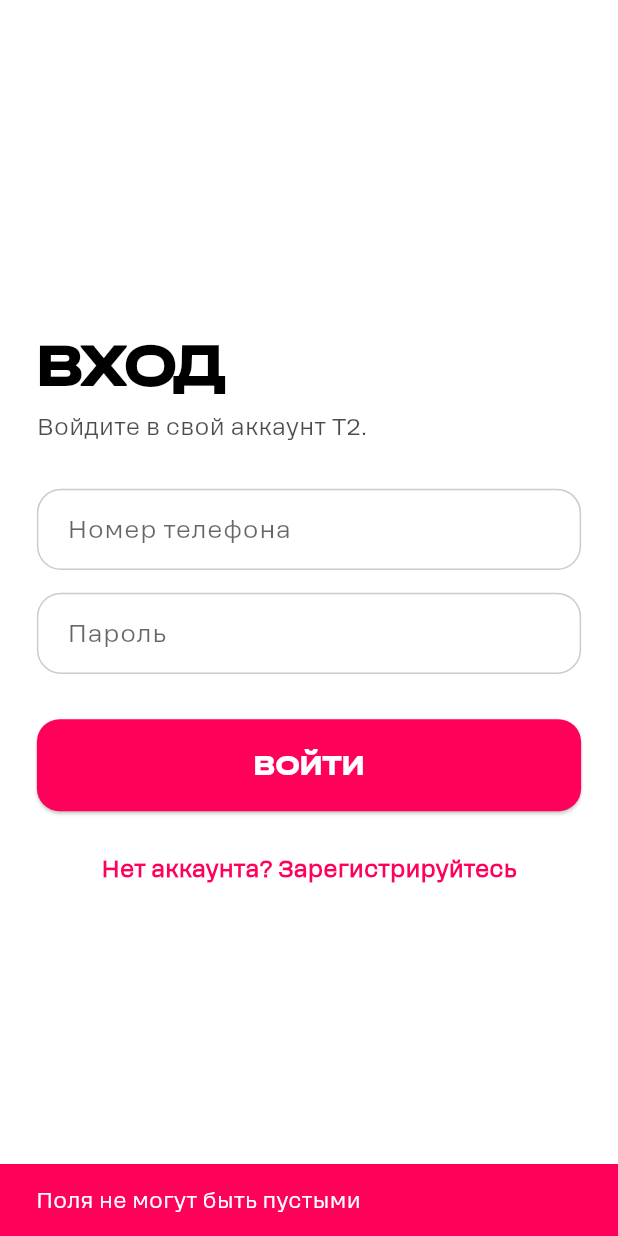
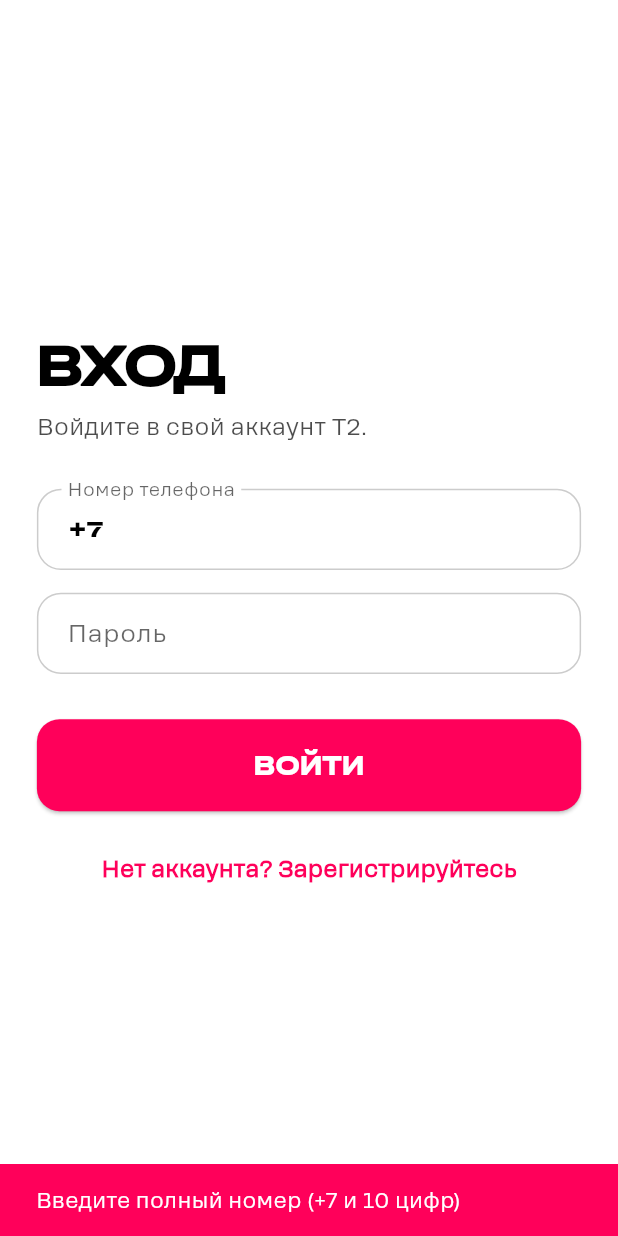
Before and after one commit to luxus-istu/t2_mobile_application, a Flutter app: the screen it shows after launch, after a tap on "ВОЙТИ", on a phone screen of 412 x 824 dp. Run offline on Flutter 3.47's test engine with Material 3 defaults, Android fonts, the phone set to English and light mode, and no system bars; our stand-ins replace audioplayers, confetti, dartz, equatable, flutter_bloc, flutter_local_notifications and 10 more; accounts and stored records are empty; project files that could hold a hidden picture were left out.

Commit message:
feat(auth): adding phone validating and its starts with +7

```diff
--- a/lib/features/auth/presentation/pages/login_page.dart
+++ b/lib/features/auth/presentation/pages/login_page.dart
@@ -1,4 +1,5 @@
 import 'package:flutter/material.dart';
+import 'package:flutter/services.dart'; // Required for input formatters
 import 'package:flutter_bloc/flutter_bloc.dart';
 import 'package:flutter_screenutil/flutter_screenutil.dart';
 import 'package:go_router/go_router.dart';
@@ -19,19 +20,74 @@
 
 class _LoginPageState extends State<LoginPage> {
   bool isLogin = true;
-  final _phoneCtrl = TextEditingController();
+
+  // 1. Initialize with +7
+  final _phoneCtrl = TextEditingController(text: '+7');
   final _passwordCtrl = TextEditingController();
   final _firstNameCtrl = TextEditingController();
   final _lastNameCtrl = TextEditingController();
   String _gender = 'male';
 
   @override
+  void initState() {
+    super.initState();
+    // 2. Add listener to lock the +7 prefix
+    _phoneCtrl.addListener(_onPhoneChanged);
+  }
+
+  void _onPhoneChanged() {
+    final text = _phoneCtrl.text;
+    // If user tries to delete +7, put it back and move cursor to end
+    if (!text.startsWith('+7')) {
+      _phoneCtrl.value = _phoneCtrl.value.copyWith(
+        text: '+7',
+        selection: const TextSelection.collapsed(offset: 2),
+        composing: TextRange.empty,
+      );
+    }
+  }
+
+  @override
   void dispose() {
+    _phoneCtrl.removeListener(_onPhoneChanged);
     _phoneCtrl.dispose();
     _passwordCtrl.dispose();
     _firstNameCtrl.dispose();
     _lastNameCtrl.dispose();
     super.dispose();
+  }
+
+  // Validation Logic
+  bool _isValid() {
+    final phone = _phoneCtrl.text.trim();
+    // Regex for +7 followed by exactly 10 digits
+    final phoneRegex = RegExp(r'^\+7\d{10}$');
+
+    if (!phoneRegex.hasMatch(phone)) {
+      _showError('Введите полный номер (+7 и 10 цифр)');
+      return false;
+    }
+    if (_passwordCtrl.text.length < 6) {
+      _showError('Пароль должен быть не менее 6 символов');
+      return false;
+    }
+    if (!isLogin) {
+      if (_firstNameCtrl.text.trim().isEmpty ||
+          _lastNameCtrl.text.trim().isEmpty) {
+        _showError('Заполните имя и фамилию');
+        return false;
+      }
+    }
+    return true;
+  }
+
+  void _showError(String message) {
+    ScaffoldMessenger.of(context).showSnackBar(
+      SnackBar(
+        content: Text(message, style: const TextStyle(color: T2Theme.white)),
+        backgroundColor: T2Theme.magenta,
+      ),
+    );
   }
 
   @override
@@ -42,26 +98,14 @@
         body: BlocConsumer<AuthCubit, AuthState>(
           listener: (ctx, state) {
             if (state is AuthError) {
-              ScaffoldMessenger.of(ctx).showSnackBar(
-                SnackBar(
-                  content: Text(
-                    state.message,
-                    style: const TextStyle(color: T2Theme.white),
-                  ),
-                  backgroundColor: T2Theme.magenta,
-                ),
-              );
+              _showError(state.message);
             } else if (state is Authenticated) {
               ScaffoldMessenger.of(ctx).showSnackBar(
-                SnackBar(
-                  content: Text(
-                    'Добро пожаловать, ${state.user.phone}!',
-                    style: const TextStyle(color: T2Theme.white),
-                  ),
+                const SnackBar(
+                  content: Text('Успешный вход'),
                   backgroundColor: Colors.green,
                 ),
               );
-              // Reload per-user data for the newly authenticated user
               sl<GamesCubit>().loadStats();
               sl<LessonsCubit>().loadData();
               ctx.go('/home');
@@ -151,9 +195,7 @@
                                 ),
                               ],
                               onChanged: (val) {
-                                if (val != null) {
-                                  setState(() => _gender = val);
-                                }
+                                if (val != null) setState(() => _gender = val);
                               },
                             ),
                           ),
@@ -164,6 +206,11 @@
                         label: 'Номер телефона',
                         controller: _phoneCtrl,
                         keyboardType: TextInputType.phone,
+                        // Ensure only numbers can be typed after +
+                        inputFormatters: [
+                          FilteringTextInputFormatter.allow(RegExp(r'[0-9+]')),
+                          LengthLimitingTextInputFormatter(12),
+                        ],
                       ),
                       SizedBox(height: 16.h),
                       T2TextField(
@@ -178,6 +225,7 @@
                           onPressed: state is AuthLoading
                               ? null
                               : () {
+                                  if (_isValid()) {
                                     if (isLogin) {
                                       ctx.read<AuthCubit>().submitLogin(
                                         _phoneCtrl.text.trim(),
@@ -191,6 +239,7 @@
                                         lastName: _lastNameCtrl.text.trim(),
                                         gender: _gender,
                                       );
+                                    }
                                   }
                                 },
                           style: ElevatedButton.styleFrom(
--- a/lib/features/auth/presentation/widgets/t2_text_field.dart
+++ b/lib/features/auth/presentation/widgets/t2_text_field.dart
@@ -1,4 +1,5 @@
 import 'package:flutter/material.dart';
+import 'package:flutter/services.dart';
 import 'package:flutter_screenutil/flutter_screenutil.dart';
 import 'package:t2_mobile_application/core/theme/theme.dart';
 
@@ -7,6 +8,7 @@
   final TextEditingController controller;
   final bool isPassword;
   final TextInputType keyboardType;
+  final List<TextInputFormatter>? inputFormatters;
 
   const T2TextField({
     super.key,
@@ -14,16 +16,20 @@
     required this.controller,
     this.isPassword = false,
     this.keyboardType = TextInputType.text,
+    this.inputFormatters = const [],
   });
 
   @override
   Widget build(BuildContext ctx) {
     return TextField(
+      inputFormatters: inputFormatters,
       controller: controller,
       obscureText: isPassword,
       keyboardType: keyboardType,
       style: keyboardType == TextInputType.phone
-          ? T2Theme.numberStyle.copyWith(color: Theme.of(ctx).colorScheme.onSurface)
+          ? T2Theme.numberStyle.copyWith(
+              color: Theme.of(ctx).colorScheme.onSurface,
+            )
           : TextStyle(color: Theme.of(ctx).colorScheme.onSurface),
       decoration: InputDecoration(
         labelText: label,
```
Lines whose indentation alone changed are shown as unchanged.
